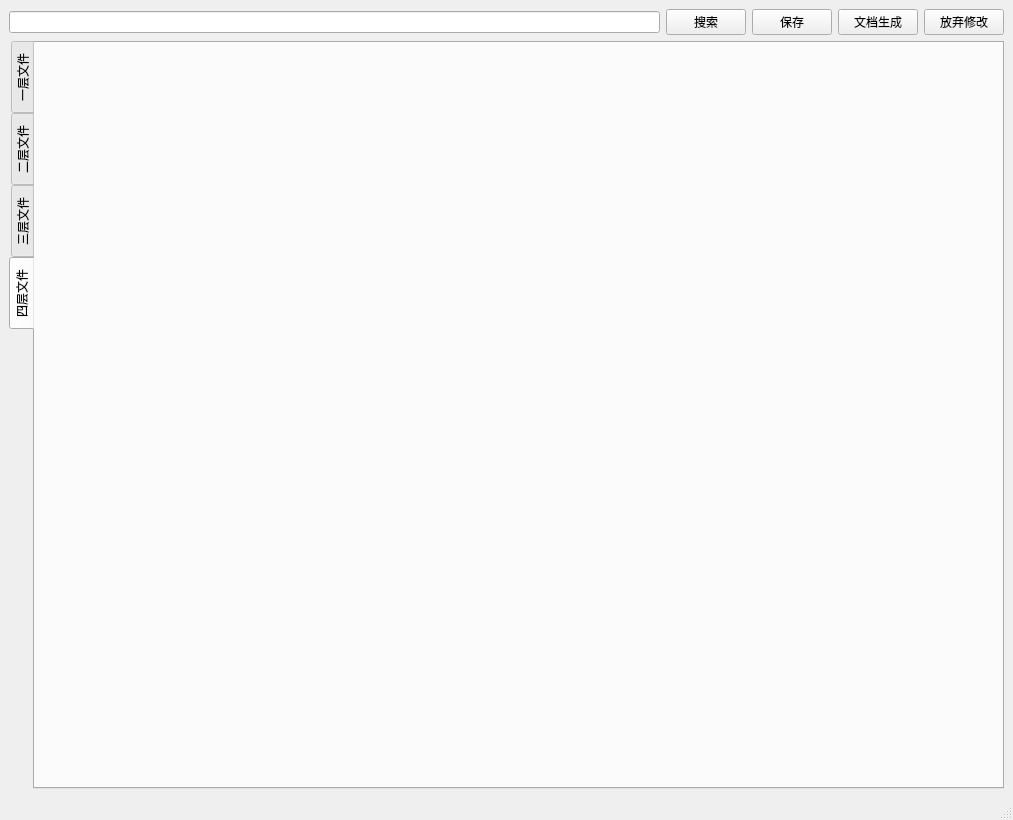
Before: the Qt Designer form Word-Printer/MainUI.ui in OtakuTools/WordPrinter, drawn with Qt 5.
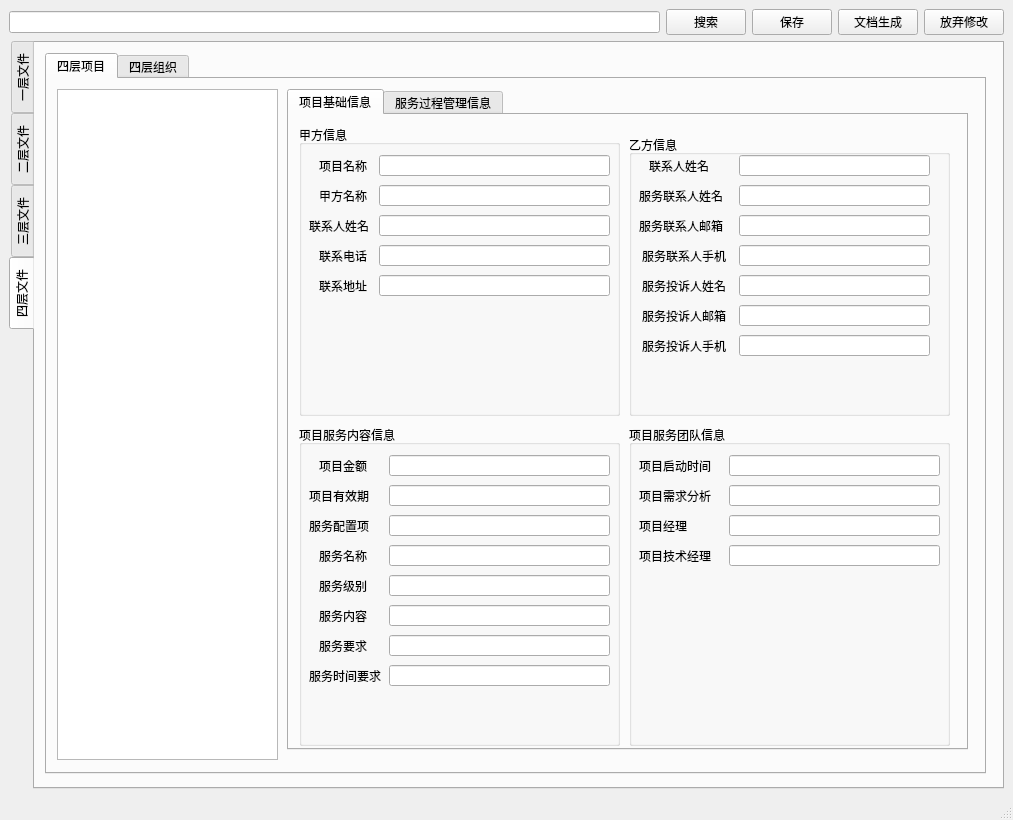
After: the same form once the commit is applied. The open tabs and pages were chosen to show the change.

Commit message: 项目基础信息界面

Diff of the .ui file:
```diff
--- a/Word-Printer/MainUI.ui
+++ b/Word-Printer/MainUI.ui
@@ -1380,6 +1380,744 @@
        <attribute name="title">
         <string>四层文件</string>
        </attribute>
+       <widget class="QTabWidget" name="tabWidget_3">
+        <property name="geometry">
+         <rect>
+          <x>10</x>
+          <y>10</y>
+          <width>941</width>
+          <height>721</height>
+         </rect>
+        </property>
+        <property name="currentIndex">
+         <number>0</number>
+        </property>
+        <widget class="QWidget" name="tab_5">
+         <attribute name="title">
+          <string>四层项目</string>
+         </attribute>
+         <widget class="QListWidget" name="listWidget">
+          <property name="geometry">
+           <rect>
+            <x>10</x>
+            <y>10</y>
+            <width>221</width>
+            <height>671</height>
+           </rect>
+          </property>
+         </widget>
+         <widget class="QTabWidget" name="tabWidget_4">
+          <property name="geometry">
+           <rect>
+            <x>240</x>
+            <y>10</y>
+            <width>681</width>
+            <height>661</height>
+           </rect>
+          </property>
+          <property name="currentIndex">
+           <number>0</number>
+          </property>
+          <widget class="QWidget" name="tab_7">
+           <attribute name="title">
+            <string>项目基础信息</string>
+           </attribute>
+           <widget class="QGroupBox" name="groupBox_9">
+            <property name="geometry">
+             <rect>
+              <x>10</x>
+              <y>10</y>
+              <width>321</width>
+              <height>291</height>
+             </rect>
+            </property>
+            <property name="title">
+             <string>甲方信息</string>
+            </property>
+            <widget class="QLineEdit" name="lineEdit">
+             <property name="geometry">
+              <rect>
+               <x>80</x>
+               <y>30</y>
+               <width>231</width>
+               <height>21</height>
+              </rect>
+             </property>
+            </widget>
+            <widget class="QLineEdit" name="lineEdit_2">
+             <property name="geometry">
+              <rect>
+               <x>80</x>
+               <y>60</y>
+               <width>231</width>
+               <height>21</height>
+              </rect>
+             </property>
+            </widget>
+            <widget class="QLineEdit" name="lineEdit_3">
+             <property name="geometry">
+              <rect>
+               <x>80</x>
+               <y>90</y>
+               <width>231</width>
+               <height>21</height>
+              </rect>
+             </property>
+            </widget>
+            <widget class="QLineEdit" name="lineEdit_4">
+             <property name="geometry">
+              <rect>
+               <x>80</x>
+               <y>120</y>
+               <width>231</width>
+               <height>21</height>
+              </rect>
+             </property>
+            </widget>
+            <widget class="QLineEdit" name="lineEdit_5">
+             <property name="geometry">
+              <rect>
+               <x>80</x>
+               <y>150</y>
+               <width>231</width>
+               <height>21</height>
+              </rect>
+             </property>
+            </widget>
+            <widget class="QLabel" name="label_6">
+             <property name="geometry">
+              <rect>
+               <x>20</x>
+               <y>30</y>
+               <width>54</width>
+               <height>21</height>
+              </rect>
+             </property>
+             <property name="text">
+              <string>项目名称</string>
+             </property>
+            </widget>
+            <widget class="QLabel" name="label_7">
+             <property name="geometry">
+              <rect>
+               <x>20</x>
+               <y>60</y>
+               <width>54</width>
+               <height>21</height>
+              </rect>
+             </property>
+             <property name="text">
+              <string>甲方名称</string>
+             </property>
+            </widget>
+            <widget class="QLabel" name="label_8">
+             <property name="geometry">
+              <rect>
+               <x>20</x>
+               <y>120</y>
+               <width>54</width>
+               <height>21</height>
+              </rect>
+             </property>
+             <property name="text">
+              <string>联系电话</string>
+             </property>
+            </widget>
+            <widget class="QLabel" name="label_9">
+             <property name="geometry">
+              <rect>
+               <x>10</x>
+               <y>90</y>
+               <width>61</width>
+               <height>21</height>
+              </rect>
+             </property>
+             <property name="text">
+              <string>联系人姓名</string>
+             </property>
+            </widget>
+            <widget class="QLabel" name="label_10">
+             <property name="geometry">
+              <rect>
+               <x>20</x>
+               <y>150</y>
+               <width>54</width>
+               <height>21</height>
+              </rect>
+             </property>
+             <property name="text">
+              <string>联系地址</string>
+             </property>
+            </widget>
+           </widget>
+           <widget class="QGroupBox" name="groupBox_10">
+            <property name="geometry">
+             <rect>
+              <x>340</x>
+              <y>20</y>
+              <width>321</width>
+              <height>281</height>
+             </rect>
+            </property>
+            <property name="title">
+             <string>乙方信息</string>
+            </property>
+            <widget class="QLineEdit" name="lineEdit_6">
+             <property name="geometry">
+              <rect>
+               <x>110</x>
+               <y>20</y>
+               <width>191</width>
+               <height>21</height>
+              </rect>
+             </property>
+            </widget>
+            <widget class="QLineEdit" name="lineEdit_7">
+             <property name="geometry">
+              <rect>
+               <x>110</x>
+               <y>50</y>
+               <width>191</width>
+               <height>21</height>
+              </rect>
+             </property>
+            </widget>
+            <widget class="QLineEdit" name="lineEdit_8">
+             <property name="geometry">
+              <rect>
+               <x>110</x>
+               <y>80</y>
+               <width>191</width>
+               <height>21</height>
+              </rect>
+             </property>
+            </widget>
+            <widget class="QLineEdit" name="lineEdit_9">
+             <property name="geometry">
+              <rect>
+               <x>110</x>
+               <y>110</y>
+               <width>191</width>
+               <height>21</height>
+              </rect>
+             </property>
+            </widget>
+            <widget class="QLineEdit" name="lineEdit_10">
+             <property name="geometry">
+              <rect>
+               <x>110</x>
+               <y>140</y>
+               <width>191</width>
+               <height>21</height>
+              </rect>
+             </property>
+            </widget>
+            <widget class="QLineEdit" name="lineEdit_11">
+             <property name="geometry">
+              <rect>
+               <x>110</x>
+               <y>170</y>
+               <width>191</width>
+               <height>21</height>
+              </rect>
+             </property>
+            </widget>
+            <widget class="QLineEdit" name="lineEdit_12">
+             <property name="geometry">
+              <rect>
+               <x>110</x>
+               <y>200</y>
+               <width>191</width>
+               <height>21</height>
+              </rect>
+             </property>
+            </widget>
+            <widget class="QLabel" name="label_11">
+             <property name="geometry">
+              <rect>
+               <x>20</x>
+               <y>20</y>
+               <width>61</width>
+               <height>21</height>
+              </rect>
+             </property>
+             <property name="text">
+              <string>联系人姓名</string>
+             </property>
+            </widget>
+            <widget class="QLabel" name="label_12">
+             <property name="geometry">
+              <rect>
+               <x>10</x>
+               <y>50</y>
+               <width>91</width>
+               <height>21</height>
+              </rect>
+             </property>
+             <property name="text">
+              <string>服务联系人姓名</string>
+             </property>
+            </widget>
+            <widget class="QLabel" name="label_13">
+             <property name="geometry">
+              <rect>
+               <x>10</x>
+               <y>80</y>
+               <width>91</width>
+               <height>21</height>
+              </rect>
+             </property>
+             <property name="text">
+              <string>服务联系人邮箱</string>
+             </property>
+            </widget>
+            <widget class="QLabel" name="label_14">
+             <property name="geometry">
+              <rect>
+               <x>13</x>
+               <y>140</y>
+               <width>91</width>
+               <height>21</height>
+              </rect>
+             </property>
+             <property name="text">
+              <string>服务投诉人姓名</string>
+             </property>
+            </widget>
+            <widget class="QLabel" name="label_15">
+             <property name="geometry">
+              <rect>
+               <x>13</x>
+               <y>110</y>
+               <width>91</width>
+               <height>21</height>
+              </rect>
+             </property>
+             <property name="text">
+              <string>服务联系人手机</string>
+             </property>
+            </widget>
+            <widget class="QLabel" name="label_16">
+             <property name="geometry">
+              <rect>
+               <x>13</x>
+               <y>200</y>
+               <width>91</width>
+               <height>21</height>
+              </rect>
+             </property>
+             <property name="text">
+              <string>服务投诉人手机</string>
+             </property>
+            </widget>
+            <widget class="QLabel" name="label_17">
+             <property name="geometry">
+              <rect>
+               <x>13</x>
+               <y>170</y>
+               <width>91</width>
+               <height>21</height>
+              </rect>
+             </property>
+             <property name="text">
+              <string>服务投诉人邮箱</string>
+             </property>
+            </widget>
+           </widget>
+           <widget class="QGroupBox" name="groupBox_11">
+            <property name="geometry">
+             <rect>
+              <x>10</x>
+              <y>310</y>
+              <width>321</width>
+              <height>321</height>
+             </rect>
+            </property>
+            <property name="title">
+             <string>项目服务内容信息</string>
+            </property>
+            <widget class="QLineEdit" name="lineEdit_17">
+             <property name="geometry">
+              <rect>
+               <x>90</x>
+               <y>30</y>
+               <width>221</width>
+               <height>21</height>
+              </rect>
+             </property>
+            </widget>
+            <widget class="QLineEdit" name="lineEdit_18">
+             <property name="geometry">
+              <rect>
+               <x>90</x>
+               <y>60</y>
+               <width>221</width>
+               <height>21</height>
+              </rect>
+             </property>
+            </widget>
+            <widget class="QLineEdit" name="lineEdit_19">
+             <property name="geometry">
+              <rect>
+               <x>90</x>
+               <y>90</y>
+               <width>221</width>
+               <height>21</height>
+              </rect>
+             </property>
+            </widget>
+            <widget class="QLineEdit" name="lineEdit_20">
+             <property name="geometry">
+              <rect>
+               <x>90</x>
+               <y>120</y>
+               <width>221</width>
+               <height>21</height>
+              </rect>
+             </property>
+            </widget>
+            <widget class="QLineEdit" name="lineEdit_21">
+             <property name="geometry">
+              <rect>
+               <x>90</x>
+               <y>150</y>
+               <width>221</width>
+               <height>21</height>
+              </rect>
+             </property>
+            </widget>
+            <widget class="QLineEdit" name="lineEdit_22">
+             <property name="geometry">
+              <rect>
+               <x>90</x>
+               <y>180</y>
+               <width>221</width>
+               <height>21</height>
+              </rect>
+             </property>
+            </widget>
+            <widget class="QLineEdit" name="lineEdit_23">
+             <property name="geometry">
+              <rect>
+               <x>90</x>
+               <y>210</y>
+               <width>221</width>
+               <height>21</height>
+              </rect>
+             </property>
+            </widget>
+            <widget class="QLineEdit" name="lineEdit_24">
+             <property name="geometry">
+              <rect>
+               <x>90</x>
+               <y>240</y>
+               <width>221</width>
+               <height>21</height>
+              </rect>
+             </property>
+            </widget>
+            <widget class="QLabel" name="label_18">
+             <property name="geometry">
+              <rect>
+               <x>20</x>
+               <y>30</y>
+               <width>54</width>
+               <height>21</height>
+              </rect>
+             </property>
+             <property name="text">
+              <string>项目金额</string>
+             </property>
+            </widget>
+            <widget class="QLabel" name="label_19">
+             <property name="geometry">
+              <rect>
+               <x>10</x>
+               <y>60</y>
+               <width>61</width>
+               <height>21</height>
+              </rect>
+             </property>
+             <property name="text">
+              <string>项目有效期</string>
+             </property>
+            </widget>
+            <widget class="QLabel" name="label_20">
+             <property name="geometry">
+              <rect>
+               <x>10</x>
+               <y>90</y>
+               <width>101</width>
+               <height>21</height>
+              </rect>
+             </property>
+             <property name="text">
+              <string>服务配置项</string>
+             </property>
+            </widget>
+            <widget class="QLabel" name="label_21">
+             <property name="geometry">
+              <rect>
+               <x>20</x>
+               <y>150</y>
+               <width>54</width>
+               <height>21</height>
+              </rect>
+             </property>
+             <property name="text">
+              <string>服务级别</string>
+             </property>
+            </widget>
+            <widget class="QLabel" name="label_22">
+             <property name="geometry">
+              <rect>
+               <x>20</x>
+               <y>120</y>
+               <width>54</width>
+               <height>21</height>
+              </rect>
+             </property>
+             <property name="text">
+              <string>服务名称</string>
+             </property>
+            </widget>
+            <widget class="QLabel" name="label_23">
+             <property name="geometry">
+              <rect>
+               <x>20</x>
+               <y>180</y>
+               <width>54</width>
+               <height>21</height>
+              </rect>
+             </property>
+             <property name="text">
+              <string>服务内容</string>
+             </property>
+            </widget>
+            <widget class="QLabel" name="label_24">
+             <property name="geometry">
+              <rect>
+               <x>10</x>
+               <y>240</y>
+               <width>81</width>
+               <height>21</height>
+              </rect>
+             </property>
+             <property name="text">
+              <string>服务时间要求</string>
+             </property>
+            </widget>
+            <widget class="QLabel" name="label_25">
+             <property name="geometry">
+              <rect>
+               <x>20</x>
+               <y>210</y>
+               <width>54</width>
+               <height>21</height>
+              </rect>
+             </property>
+             <property name="text">
+              <string>服务要求</string>
+             </property>
+            </widget>
+           </widget>
+           <widget class="QGroupBox" name="groupBox_12">
+            <property name="geometry">
+             <rect>
+              <x>340</x>
+              <y>310</y>
+              <width>321</width>
+              <height>321</height>
+             </rect>
+            </property>
+            <property name="title">
+             <string>项目服务团队信息</string>
+            </property>
+            <widget class="QLineEdit" name="lineEdit_13">
+             <property name="geometry">
+              <rect>
+               <x>100</x>
+               <y>30</y>
+               <width>211</width>
+               <height>21</height>
+              </rect>
+             </property>
+            </widget>
+            <widget class="QLineEdit" name="lineEdit_14">
+             <property name="geometry">
+              <rect>
+               <x>100</x>
+               <y>60</y>
+               <width>211</width>
+               <height>21</height>
+              </rect>
+             </property>
+            </widget>
+            <widget class="QLineEdit" name="lineEdit_15">
+             <property name="geometry">
+              <rect>
+               <x>100</x>
+               <y>90</y>
+               <width>211</width>
+               <height>21</height>
+              </rect>
+             </property>
+            </widget>
+            <widget class="QLineEdit" name="lineEdit_16">
+             <property name="geometry">
+              <rect>
+               <x>100</x>
+               <y>120</y>
+               <width>211</width>
+               <height>21</height>
+              </rect>
+             </property>
+            </widget>
+            <widget class="QLabel" name="label_26">
+             <property name="geometry">
+              <rect>
+               <x>10</x>
+               <y>30</y>
+               <width>81</width>
+               <height>21</height>
+              </rect>
+             </property>
+             <property name="text">
+              <string>项目启动时间</string>
+             </property>
+            </widget>
+            <widget class="QLabel" name="label_28">
+             <property name="geometry">
+              <rect>
+               <x>10</x>
+               <y>60</y>
+               <width>81</width>
+               <height>21</height>
+              </rect>
+             </property>
+             <property name="text">
+              <string>项目需求分析</string>
+             </property>
+            </widget>
+            <widget class="QLabel" name="label_29">
+             <property name="geometry">
+              <rect>
+               <x>10</x>
+               <y>90</y>
+               <width>81</width>
+               <height>21</height>
+              </rect>
+             </property>
+             <property name="text">
+              <string>项目经理</string>
+             </property>
+            </widget>
+            <widget class="QLabel" name="label_30">
+             <property name="geometry">
+              <rect>
+               <x>10</x>
+               <y>120</y>
+               <width>81</width>
+               <height>21</height>
+              </rect>
+             </property>
+             <property name="text">
+              <string>项目技术经理</string>
+             </property>
+            </widget>
+           </widget>
+          </widget>
+          <widget class="QWidget" name="tab_8">
+           <attribute name="title">
+            <string>服务过程管理信息</string>
+           </attribute>
+           <widget class="QGroupBox" name="groupBox_13">
+            <property name="geometry">
+             <rect>
+              <x>10</x>
+              <y>10</y>
+              <width>201</width>
+              <height>291</height>
+             </rect>
+            </property>
+            <property name="title">
+             <string>服务报告</string>
+            </property>
+           </widget>
+           <widget class="QGroupBox" name="groupBox_14">
+            <property name="geometry">
+             <rect>
+              <x>230</x>
+              <y>10</y>
+              <width>201</width>
+              <height>291</height>
+             </rect>
+            </property>
+            <property name="title">
+             <string>事件与问题管理</string>
+            </property>
+           </widget>
+           <widget class="QGroupBox" name="groupBox_15">
+            <property name="geometry">
+             <rect>
+              <x>460</x>
+              <y>10</y>
+              <width>201</width>
+              <height>291</height>
+             </rect>
+            </property>
+            <property name="title">
+             <string>配置、变更、发布管理</string>
+            </property>
+           </widget>
+           <widget class="QGroupBox" name="groupBox_16">
+            <property name="geometry">
+             <rect>
+              <x>10</x>
+              <y>310</y>
+              <width>201</width>
+              <height>291</height>
+             </rect>
+            </property>
+            <property name="title">
+             <string>连续性管理</string>
+            </property>
+           </widget>
+           <widget class="QGroupBox" name="groupBox_18">
+            <property name="geometry">
+             <rect>
+              <x>460</x>
+              <y>310</y>
+              <width>201</width>
+              <height>291</height>
+             </rect>
+            </property>
+            <property name="title">
+             <string>文件与记录管理</string>
+            </property>
+           </widget>
+           <widget class="QGroupBox" name="groupBox_17">
+            <property name="geometry">
+             <rect>
+              <x>230</x>
+              <y>310</y>
+              <width>201</width>
+              <height>291</height>
+             </rect>
+            </property>
+            <property name="title">
+             <string>审核管理</string>
+            </property>
+           </widget>
+          </widget>
+         </widget>
+        </widget>
+        <widget class="QWidget" name="tab_6">
+         <attribute name="title">
+          <string>四层组织</string>
+         </attribute>
+        </widget>
+       </widget>
       </widget>
      </widget>
     </item>
```
The commit also changes 1 other file.
